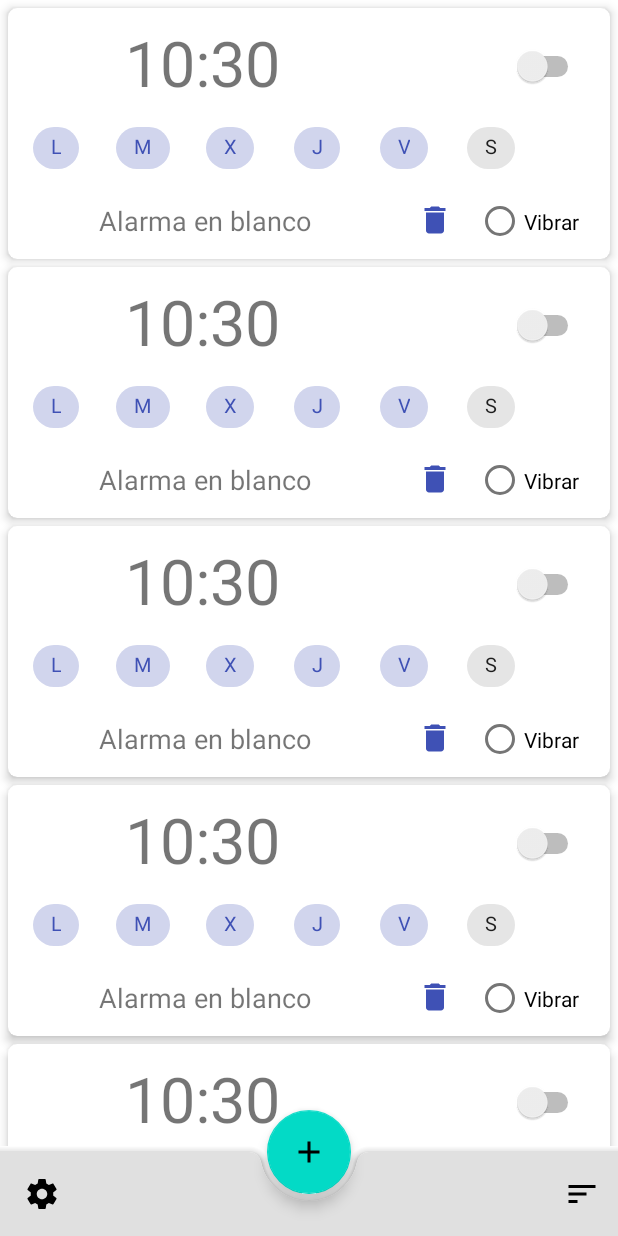
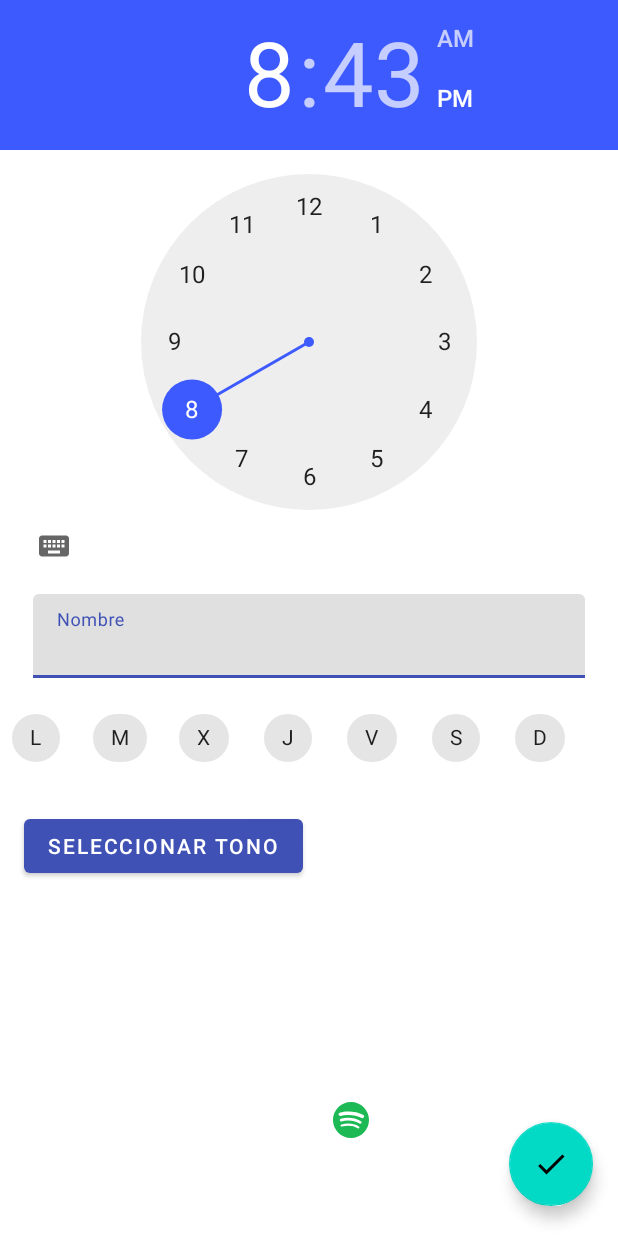
Before and after one commit to daniferna/Clock, an Android app: the screen it shows after launch (MainActivity before the commit, AddAlarmActivity after it), after a tap on an icon or button, on a phone screen of 412 x 824 dp. Run offline under Robolectric (Android 15) with nearby library versions, the phone set to English and light mode, and no system bars.

Commit message:
Añadida pantalla de adicion de alarmas

```diff
--- /dev/null
+++ b/app/src/main/java/es/uniovi/uo257977/clock/AddAlarmActivity.java
@@ -0,0 +1,37 @@
+package es.uniovi.uo257977.clock;
+
+import android.content.Intent;
+import android.media.RingtoneManager;
+import android.net.Uri;
+import android.os.Bundle;
+import android.view.View;
+
+import androidx.annotation.Nullable;
+import androidx.appcompat.app.AppCompatActivity;
+
+public class AddAlarmActivity extends AppCompatActivity {
+
+    private final int TONE_PICKER = 001;
+
+    @Override
+    protected void onCreate(Bundle savedInstanceState) {
+        super.onCreate(savedInstanceState);
+        setContentView(R.layout.activity_add_alarm);
+    }
+
+    public void seleccionarTonoAdd(View view) {
+        Intent intentTono = new Intent(RingtoneManager.ACTION_RINGTONE_PICKER);
+        Uri tonoPorDefecto = RingtoneManager.getDefaultUri(RingtoneManager.TYPE_ALARM);
+        intentTono.putExtra(RingtoneManager.EXTRA_RINGTONE_TYPE, RingtoneManager.TYPE_ALARM);
+        intentTono.putExtra(RingtoneManager.EXTRA_RINGTONE_SHOW_DEFAULT, true);
+        intentTono.putExtra(RingtoneManager.EXTRA_RINGTONE_TITLE, "Seleccionar tono");
+        intentTono.putExtra(RingtoneManager.EXTRA_RINGTONE_DEFAULT_URI, tonoPorDefecto);
+        startActivityForResult(intentTono, TONE_PICKER);
+    }
+
+    @Override
+    protected void onActivityResult(int requestCode, int resultCode, @Nullable Intent data) {
+        super.onActivityResult(requestCode, resultCode, data);
+        //TODO
+    }
+}
--- a/app/src/main/java/es/uniovi/uo257977/clock/Logic/Alarm.java
+++ b/app/src/main/java/es/uniovi/uo257977/clock/Logic/Alarm.java
@@ -1,4 +1,7 @@
 package es.uniovi.uo257977.clock.Logic;
+
+import android.media.RingtoneManager;
+import android.net.Uri;
 
 import java.util.Date;
 import java.util.concurrent.ThreadLocalRandom;
@@ -9,15 +12,17 @@ public class Alarm {
     private Date fecha_alarma;
     private boolean vibrar;
     private String nombre;
+    private Uri sonido;
     private DIAS_ALARMA[] diasAlarma;
 
     public enum DIAS_ALARMA {LUNES, MARTES, MIERCOLES, JUEVES, VIERNES, SABADO, DOMINGO}
 
-    public Alarm(Date fecha_alarma, boolean vibrar, String nombre, DIAS_ALARMA[] diasAlarma) {
+    public Alarm(Date fecha_alarma, boolean vibrar, String nombre, DIAS_ALARMA[] diasAlarma, Uri ringtone) {
         this.fecha_alarma = fecha_alarma;
         this.vibrar = vibrar;
         this.nombre = nombre;
         this.diasAlarma = diasAlarma;
+        this.sonido = ringtone;
         ID = ThreadLocalRandom.current().nextInt();
     }
 
@@ -25,6 +30,7 @@ public class Alarm {
         this.fecha_alarma = new Date();
         this.nombre = "Alarma en blanco";
         this.diasAlarma = new DIAS_ALARMA[]{DIAS_ALARMA.LUNES, DIAS_ALARMA.MARTES, DIAS_ALARMA.MIERCOLES, DIAS_ALARMA.JUEVES, DIAS_ALARMA.VIERNES};
+        this.sonido = RingtoneManager.getDefaultUri(RingtoneManager.TYPE_ALARM);
     }
 
     public Date getFecha_alarma() {
--- a/app/src/main/java/es/uniovi/uo257977/clock/Logic/AlarmRecyclerAdapter.java
+++ b/app/src/main/java/es/uniovi/uo257977/clock/Logic/AlarmRecyclerAdapter.java
@@ -41,7 +41,7 @@ public class AlarmRecyclerAdapter extends Adapter<AlarmRecyclerAdapter.ViewHolde
     @Override
     public void onBindViewHolder(@NonNull ViewHolder holder, int position) {
         Alarm alarm = alarms.get(position);
-        SimpleDateFormat formatter = new SimpleDateFormat("hh:mm");//formating according to my need
+        SimpleDateFormat formatter = new SimpleDateFormat("hh:mm");
         holder.hourAlarmTxt.setText(formatter.format(alarm.getFecha_alarma().getTime()));
         holder.txtNombreAlarma.setText(alarm.getNombre());
         for (Alarm.DIAS_ALARMA dia : alarm.getDiasAlarma())
--- a/app/src/main/java/es/uniovi/uo257977/clock/MainActivity.java
+++ b/app/src/main/java/es/uniovi/uo257977/clock/MainActivity.java
@@ -1,6 +1,7 @@
 package es.uniovi.uo257977.clock;
 
 import android.content.Context;
+import android.content.Intent;
 import android.os.Bundle;
 import android.view.MenuItem;
 import android.view.View;
@@ -8,20 +9,15 @@ import android.view.View;
 import com.google.android.material.bottomappbar.BottomAppBar;
 import com.google.android.material.floatingactionbutton.FloatingActionButton;
 
-import java.util.Arrays;
-
 import androidx.appcompat.app.AppCompatActivity;
 import androidx.appcompat.widget.Toolbar;
 import androidx.fragment.app.Fragment;
 import androidx.fragment.app.FragmentPagerAdapter;
-import androidx.recyclerview.widget.RecyclerView;
 import androidx.vectordrawable.graphics.drawable.AnimatedVectorDrawableCompat;
 import androidx.viewpager.widget.ViewPager;
 import es.uniovi.uo257977.clock.Fragments.AlarmsFragment;
 import es.uniovi.uo257977.clock.Fragments.StopwatchFragment;
 import es.uniovi.uo257977.clock.Fragments.TimerFragment;
-import es.uniovi.uo257977.clock.Logic.Alarm;
-import es.uniovi.uo257977.clock.Logic.AlarmRecyclerAdapter;
 
 public class MainActivity extends AppCompatActivity {
 
@@ -125,9 +121,6 @@ public class MainActivity extends AppCompatActivity {
     }
 
     public void clickFab(View view) {
-
-        //TODO Borrar esto e introducir Activity que añada las alarmas
-        RecyclerView rv = findViewById(R.id.recycler_alarms);
-        ((AlarmRecyclerAdapter) rv.getAdapter()).updateAlarms(Arrays.asList(new Alarm(), new Alarm(), new Alarm(), new Alarm(), new Alarm()));
+        startActivity(new Intent(this, AddAlarmActivity.class));
     }
 }
--- /dev/null
+++ b/app/src/main/res/drawable/ic_check_white_24dp.xml
@@ -0,0 +1,9 @@
+<vector xmlns:android="http://schemas.android.com/apk/res/android"
+        android:width="24dp"
+        android:height="24dp"
+        android:viewportWidth="24.0"
+        android:viewportHeight="24.0">
+    <path
+        android:fillColor="#FFFFFFFF"
+        android:pathData="M9,16.17L4.83,12l-1.42,1.41L9,19 21,7l-1.41,-1.41z"/>
+</vector>
--- /dev/null
+++ b/app/src/main/res/drawable/ic_spotify_1.xml
@@ -0,0 +1,10 @@
+<vector xmlns:android="http://schemas.android.com/apk/res/android"
+    android:width="24dp"
+    android:height="24dp"
+    android:viewportWidth="24"
+    android:viewportHeight="24">
+  <path
+      android:fillColor="#1db954"
+      android:pathData="M19.098,10.638c-3.868,-2.297 -10.248,-2.508 -13.941,-1.387 -0.593,0.18 -1.22,-0.155 -1.399,-0.748 -0.18,-0.593 0.154,-1.22 0.748,-1.4 4.239,-1.287 11.285,-1.038 15.738,1.605 0.533,0.317 0.708,1.005 0.392,1.538 -0.316,0.533 -1.005,0.709 -1.538,0.392zM18.972,14.041c-0.272,0.44 -0.847,0.578 -1.287,0.308 -3.225,-1.982 -8.142,-2.557 -11.958,-1.399 -0.494,0.15 -1.017,-0.129 -1.167,-0.623 -0.149,-0.495 0.13,-1.016 0.624,-1.167 4.358,-1.322 9.776,-0.682 13.48,1.595 0.44,0.27 0.578,0.847 0.308,1.286zM17.503,17.308c-0.215,0.354 -0.676,0.465 -1.028,0.249 -2.818,-1.722 -6.365,-2.111 -10.542,-1.157 -0.402,0.092 -0.803,-0.16 -0.895,-0.562 -0.092,-0.403 0.159,-0.804 0.562,-0.896 4.571,-1.045 8.492,-0.595 11.655,1.338 0.353,0.215 0.464,0.676 0.248,1.028zM12,-0c-6.627,0 -12,5.373 -12,12 0,6.628 5.373,12 12,12 6.628,0 12,-5.372 12,-12 0,-6.627 -5.372,-12 -12,-12z"
+      android:fillType="evenOdd"/>
+</vector>
--- /dev/null
+++ b/app/src/main/res/layout/activity_add_alarm.xml
@@ -0,0 +1,143 @@
+<?xml version="1.0" encoding="utf-8"?>
+<androidx.constraintlayout.widget.ConstraintLayout xmlns:android="http://schemas.android.com/apk/res/android"
+    xmlns:app="http://schemas.android.com/apk/res-auto"
+    xmlns:tools="http://schemas.android.com/tools"
+    android:layout_width="match_parent"
+    android:layout_height="match_parent"
+    tools:context=".AddAlarmActivity">
+
+    <TimePicker
+        android:id="@+id/timePicker_addAlarm"
+        android:layout_width="0dp"
+        android:layout_height="wrap_content"
+        app:layout_constraintEnd_toEndOf="parent"
+        app:layout_constraintStart_toStartOf="parent"
+        app:layout_constraintTop_toTopOf="parent"></TimePicker>
+
+    <com.google.android.material.textfield.TextInputLayout
+        android:id="@+id/txt_addNombreAlarma"
+        android:layout_width="368dp"
+        android:layout_height="wrap_content"
+        android:layout_marginStart="8dp"
+        android:layout_marginTop="8dp"
+        android:layout_marginEnd="8dp"
+        android:hint="Nombre"
+        app:hintAnimationEnabled="true"
+        app:hintEnabled="true"
+        app:layout_constraintEnd_toEndOf="parent"
+        app:layout_constraintStart_toStartOf="parent"
+        app:layout_constraintTop_toBottomOf="@+id/timePicker_addAlarm">
+
+        <com.google.android.material.textfield.TextInputEditText
+            android:layout_width="match_parent"
+            android:layout_height="wrap_content" />
+    </com.google.android.material.textfield.TextInputLayout>
+
+    <Button
+        android:id="@+id/btn_seleccionarTonoAdd"
+        android:layout_width="wrap_content"
+        android:layout_height="wrap_content"
+        android:layout_marginStart="8dp"
+        android:layout_marginTop="24dp"
+        android:layout_marginEnd="8dp"
+        android:layout_marginBottom="8dp"
+        android:onClick="seleccionarTonoAdd"
+        android:text="Seleccionar tono"
+        app:layout_constraintBottom_toBottomOf="parent"
+        app:layout_constraintEnd_toEndOf="parent"
+        app:layout_constraintHorizontal_bias="0.039"
+        app:layout_constraintStart_toStartOf="parent"
+        app:layout_constraintTop_toBottomOf="@+id/chipGroup_addAlarm"
+        app:layout_constraintVertical_bias="0.0" />
+
+    <com.google.android.material.floatingactionbutton.FloatingActionButton
+        android:id="@+id/fab_addAlarm"
+        android:layout_width="wrap_content"
+        android:layout_height="wrap_content"
+        android:layout_marginStart="8dp"
+        android:layout_marginTop="8dp"
+        android:layout_marginEnd="8dp"
+        android:layout_marginBottom="8dp"
+        android:clickable="true"
+        app:layout_constraintBottom_toBottomOf="parent"
+        app:layout_constraintEnd_toEndOf="parent"
+        app:layout_constraintHorizontal_bias="0.975"
+        app:layout_constraintStart_toStartOf="parent"
+        app:layout_constraintTop_toTopOf="parent"
+        app:layout_constraintVertical_bias="0.984"
+        app:srcCompat="@drawable/ic_check_white_24dp" />
+
+    <com.google.android.material.chip.ChipGroup
+        android:id="@+id/chipGroup_addAlarm"
+        android:layout_width="wrap_content"
+        android:layout_height="wrap_content"
+        android:layout_marginStart="8dp"
+        android:layout_marginTop="16dp"
+        android:layout_marginEnd="8dp"
+        app:layout_constraintEnd_toStartOf="@+id/fab_addAlarm"
+        app:layout_constraintHorizontal_bias="0.14"
+        app:layout_constraintStart_toStartOf="parent"
+        app:layout_constraintTop_toBottomOf="@+id/txt_addNombreAlarma">
+
+        <com.google.android.material.chip.Chip
+            android:id="@+id/chip_lunesAdd"
+            android:layout_width="wrap_content"
+            android:layout_height="wrap_content"
+            android:text="L" />
+
+        <com.google.android.material.chip.Chip
+            android:id="@+id/chip_martesAdd"
+            android:layout_width="wrap_content"
+            android:layout_height="wrap_content"
+            android:text="M" />
+
+        <com.google.android.material.chip.Chip
+            android:id="@+id/chip_miercolesAdd"
+            android:layout_width="wrap_content"
+            android:layout_height="wrap_content"
+            android:text="X" />
+
+        <com.google.android.material.chip.Chip
+            android:id="@+id/chip_juevesAdd"
+            android:layout_width="wrap_content"
+            android:layout_height="wrap_content"
+            android:text="J" />
+
+        <com.google.android.material.chip.Chip
+            android:id="@+id/chip_viernesAdd"
+            android:layout_width="wrap_content"
+            android:layout_height="wrap_content"
+            android:text="V" />
+
+        <com.google.android.material.chip.Chip
+            android:id="@+id/chip_sabadoAdd"
+            android:layout_width="wrap_content"
+            android:layout_height="wrap_content"
+            android:text="S" />
+
+        <com.google.android.material.chip.Chip
+            android:id="@+id/chip_domingoAdd"
+            android:layout_width="wrap_content"
+            android:layout_height="wrap_content"
+            android:text="D" />
+    </com.google.android.material.chip.ChipGroup>
+
+    <ImageButton
+        android:id="@+id/imageButton"
+        style="@android:style/Widget.Material.ImageButton"
+        android:layout_width="wrap_content"
+        android:layout_height="wrap_content"
+        android:layout_marginStart="8dp"
+        android:layout_marginTop="8dp"
+        android:layout_marginEnd="8dp"
+        android:layout_marginBottom="8dp"
+        android:backgroundTint="?android:attr/colorBackground"
+        app:layout_constraintBottom_toBottomOf="parent"
+        app:layout_constraintEnd_toStartOf="@+id/fab_addAlarm"
+        app:layout_constraintHorizontal_bias="0.0"
+        app:layout_constraintStart_toEndOf="@+id/btn_seleccionarTonoAdd"
+        app:layout_constraintTop_toBottomOf="@+id/chipGroup_addAlarm"
+        app:layout_constraintVertical_bias="0.809"
+        app:srcCompat="@drawable/ic_spotify_1" />
+
+</androidx.constraintlayout.widget.ConstraintLayout>
--- a/app/src/main/res/layout/activity_main.xml
+++ b/app/src/main/res/layout/activity_main.xml
@@ -9,6 +9,7 @@
         android:layout_width="match_parent"
         android:layout_height="wrap_content"
         android:layout_gravity="bottom"
+        style="@style/Widget.MaterialComponents.BottomAppBar"
         app:backgroundTint="@color/primary_light"
         app:fabAlignmentMode="center"
         app:hideOnScroll="false"
--- a/app/src/main/res/values/colors.xml
+++ b/app/src/main/res/values/colors.xml
@@ -3,9 +3,9 @@
   <color name="primary">#3F51B5</color>
   <color name="primary_dark">#303F9F</color>
   <color name="primary_light">#e0e0e0</color>
-  <color name="accent">#ff4081</color>
+  <color name="accent">#3d5afe</color>
   <color name="primary_text">#212121</color>
   <color name="secondary_text">#757575</color>
-    <color name="icons">#ffffff</color>
+  <color name="icons">#ffffff</color>
   <color name="divider">#BDBDBD</color>
 </resources>
```
Also changed, not shown: app/src/main/AndroidManifest.xml (+7 -2 lines).
